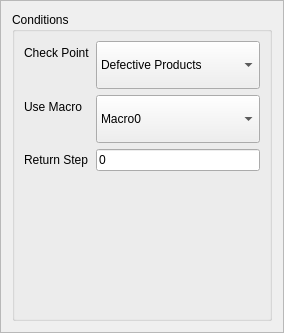
This is hcinstruction/ichcconditionpage.ui in GaussCheng/2-5AxisPunch as Qt 5 draws it before an edit. The edited form follows.
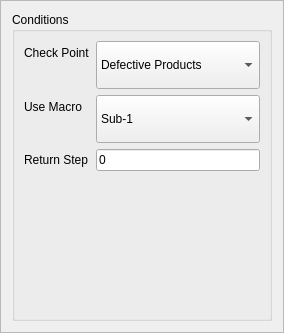
This is the edited form. Custom widgets are drawn as their Qt base class.

The edit to the form file:
```diff
--- a/hcinstruction/ichcconditionpage.ui
+++ b/hcinstruction/ichcconditionpage.ui
@@ -114,7 +114,7 @@
         </property>
         <item>
          <property name="text">
-          <string>Macro0</string>
+          <string>Sub-1</string>
          </property>
         </item>
         <item>
```
Left out of the diff: 14 changed lines with no effect on the pictures.
